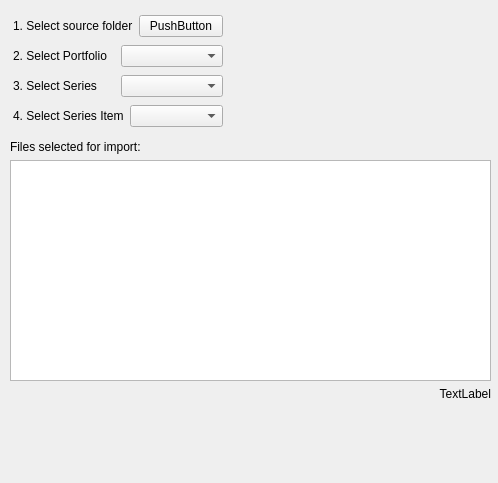
This is qt_designer_ui/import_returns.ui in hammerheadlemon/xldigest as Qt 5 draws it before an edit. The edited form follows.
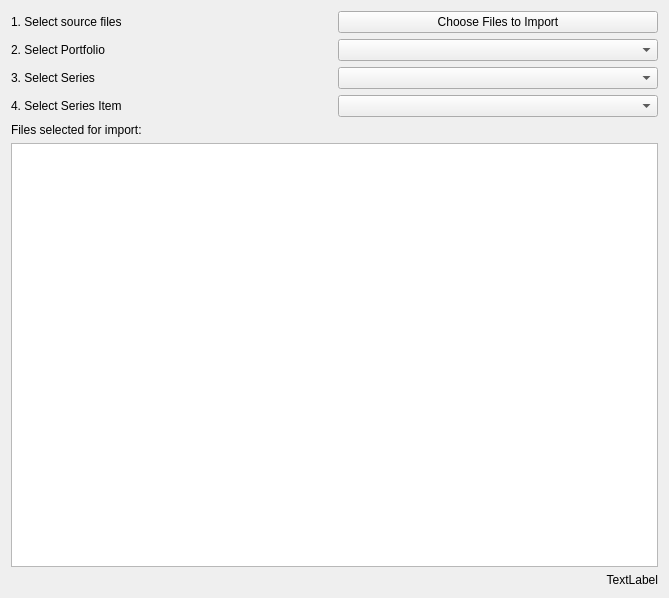
This is the edited form.

Commit message: cleaned up layout and a few other bits and bobs

What changed in the file:
```diff
--- a/qt_designer_ui/import_returns.ui
+++ b/qt_designer_ui/import_returns.ui
@@ -6,36 +6,31 @@
    <rect>
     <x>0</x>
     <y>0</y>
-    <width>498</width>
-    <height>483</height>
+    <width>669</width>
+    <height>598</height>
    </rect>
   </property>
   <property name="windowTitle">
    <string>Form</string>
   </property>
-  <widget class="QWidget" name="">
-   <property name="geometry">
-    <rect>
-     <x>13</x>
-     <y>13</y>
-     <width>210</width>
-     <height>116</height>
-    </rect>
-   </property>
+  <layout class="QGridLayout" name="gridLayout_3">
+   <item row="0" column="0">
+    <layout class="QGridLayout" name="gridLayout_2">
+     <item row="0" column="0">
    <layout class="QVBoxLayout" name="verticalLayout">
     <item>
      <layout class="QHBoxLayout" name="horizontalLayout_4">
       <item>
        <widget class="QLabel" name="label_2">
         <property name="text">
-         <string>1. Select source folder</string>
+            <string>1. Select source files</string>
         </property>
        </widget>
       </item>
       <item>
        <widget class="QPushButton" name="launchFileDialog">
         <property name="text">
-         <string>PushButton</string>
+            <string>Choose Files to Import</string>
         </property>
        </widget>
       </item>
@@ -84,16 +79,8 @@
      </layout>
     </item>
    </layout>
-  </widget>
-  <widget class="QWidget" name="">
-   <property name="geometry">
-    <rect>
-     <x>10</x>
-     <y>140</y>
-     <width>481</width>
-     <height>261</height>
-    </rect>
-   </property>
+     </item>
+     <item row="1" column="0">
    <layout class="QGridLayout" name="gridLayout">
     <item row="0" column="0">
      <widget class="QLabel" name="label">
@@ -102,7 +89,10 @@
       </property>
      </widget>
     </item>
-    <item row="2" column="1">
+       <item row="1" column="0">
+        <widget class="QTableView" name="selectedFilesWidget"/>
+       </item>
+       <item row="2" column="0">
      <widget class="QLabel" name="selectedCountLabel">
       <property name="text">
        <string>TextLabel</string>
@@ -112,11 +102,11 @@
       </property>
      </widget>
     </item>
-    <item row="1" column="0" colspan="2">
-     <widget class="QTableView" name="selectedFilesWidget"/>
-    </item>
-   </layout>
-  </widget>
+      </layout>
+     </item>
+    </layout>
+   </item>
+  </layout>
  </widget>
  <resources/>
  <connections/>
```
Lines whose indentation alone changed are shown as unchanged. The commit also changes 3 other files.
